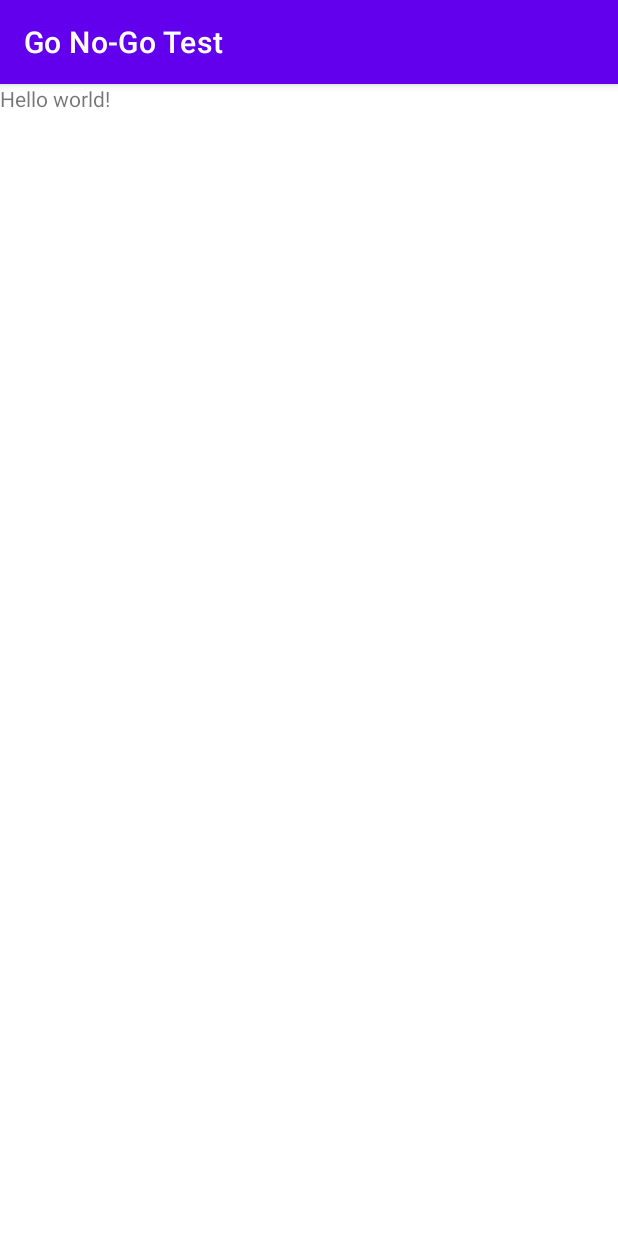
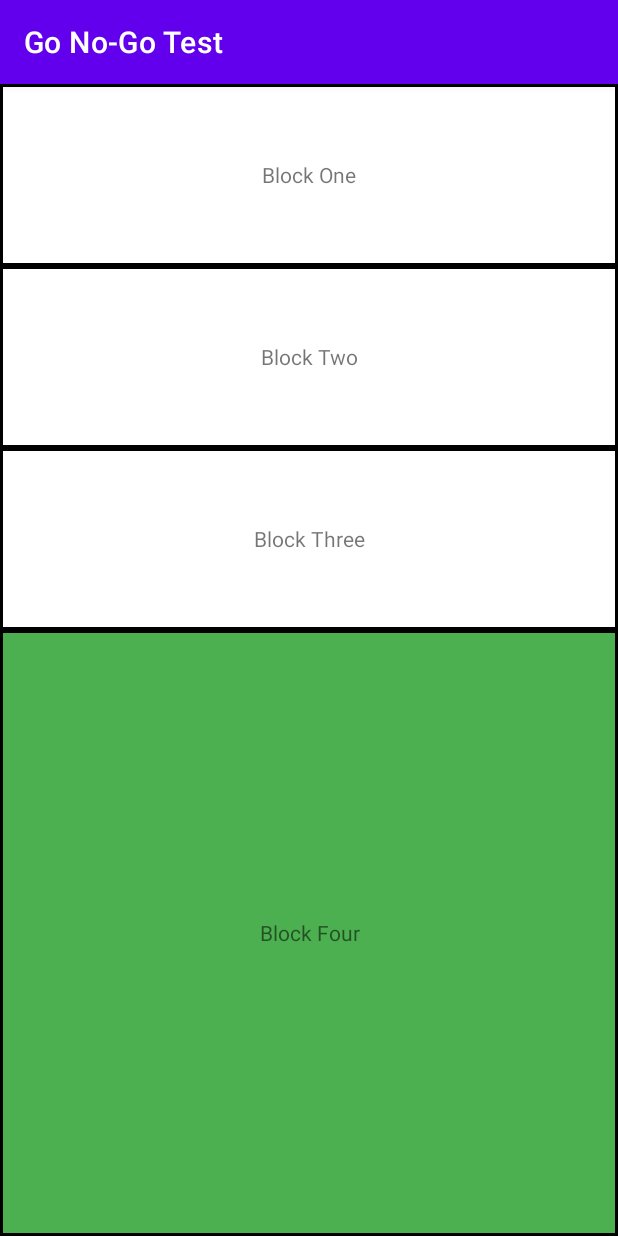
Before and after one commit to justenperdikis/cmsc436-group17, an Android app: the GoNoGoActivity screen opened directly, with no data from a screen before it, on a phone screen of 412 x 824 dp. Run offline under Robolectric (Android 15) with nearby library versions, the phone set to English and light mode, and no system bars.

Commit message:
First round of UI building, simple test for onClick with color change

```diff
--- a/Group17_GoNoGo/app/src/main/java/com/example/group17_gonogo/GoNoGoActivity.kt
+++ b/Group17_GoNoGo/app/src/main/java/com/example/group17_gonogo/GoNoGoActivity.kt
@@ -1,12 +1,41 @@
 package com.example.group17_gonogo
 
+import android.graphics.Color
 import android.os.Bundle
+import android.view.View
+import android.widget.TextView
 import androidx.appcompat.app.AppCompatActivity
+import androidx.core.content.ContextCompat
 
 class GoNoGoActivity: AppCompatActivity() {
+
+    private lateinit var viewToClick: TextView
+
+    private lateinit var colorGreen: Color
+    private lateinit var colorRed: Color
+
     override fun onCreate(savedInstanceState: Bundle?) {
         super.onCreate(savedInstanceState)
         setContentView(R.layout.go_no_go)
+
+        viewToClick = findViewById(R.id.block_four)
+
+        // May add accessibility option for colorblind users -- if so, will need to change var names
+        // because these colors will not be green and red
+        colorGreen = Color.valueOf(ContextCompat.getColor(applicationContext, R.color.green))
+        colorRed = Color.valueOf(ContextCompat.getColor(applicationContext, R.color.red))
+
+        var isGreen = true
+
+        viewToClick.setOnClickListener {
+            isGreen = if (isGreen) {
+                it.setBackgroundColor(colorRed.toArgb())
+                false
+            } else {
+                it.setBackgroundColor(colorGreen.toArgb())
+                true
+            }
+        }
     }
 
     companion object {
--- a/Group17_GoNoGo/app/src/main/res/layout/go_no_go.xml
+++ b/Group17_GoNoGo/app/src/main/res/layout/go_no_go.xml
@@ -1,10 +1,58 @@
 <?xml version="1.0" encoding="utf-8"?>
-<androidx.constraintlayout.widget.ConstraintLayout
-    xmlns:android="http://schemas.android.com/apk/res/android" android:layout_width="match_parent"
-    android:layout_height="match_parent">
+<androidx.constraintlayout.widget.ConstraintLayout xmlns:android="http://schemas.android.com/apk/res/android"
+    xmlns:app="http://schemas.android.com/apk/res-auto"
+    android:id="@+id/constraintLayout"
+    android:layout_width="match_parent"
+    android:layout_height="match_parent"
+    android:background="@color/divider">
+
     <TextView
+        android:id="@+id/block_one"
         android:layout_width="match_parent"
-        android:layout_height="match_parent"
-        android:text="Hello world!"
-        />
+        android:layout_height="0dp"
+        android:layout_margin="2dp"
+        android:background="@color/white"
+        android:padding="16dp"
+        android:gravity="center"
+        android:text="Block One"
+        app:layout_constraintTop_toTopOf="parent"
+        app:layout_constraintBottom_toTopOf="@id/block_two"/>
+
+    <TextView
+        android:id="@+id/block_two"
+        android:layout_width="match_parent"
+        android:layout_height="0dp"
+        android:layout_margin="2dp"
+        android:background="@color/white"
+        android:padding="16dp"
+        android:gravity="center"
+        android:text="Block Two"
+        app:layout_constraintTop_toBottomOf="@id/block_one"
+        app:layout_constraintBottom_toTopOf="@id/block_three"/>
+
+    <TextView
+        android:id="@+id/block_three"
+        android:layout_width="match_parent"
+        android:layout_height="0dp"
+        android:layout_margin="2dp"
+        android:background="@color/white"
+        android:padding="16dp"
+        android:gravity="center"
+        android:text="Block Three"
+        app:layout_constraintTop_toBottomOf="@id/block_two"
+        app:layout_constraintBottom_toTopOf="@id/block_four"/>
+
+
+    <TextView
+        android:id="@+id/block_four"
+        android:layout_width="match_parent"
+        android:layout_height="400dp"
+        android:layout_margin="2dp"
+        android:background="@color/green"
+        android:padding="16dp"
+        android:gravity="center"
+        android:text="Block Four"
+        app:layout_constraintTop_toBottomOf="@id/block_three"
+        app:layout_constraintBottom_toBottomOf="parent"/>
+
 </androidx.constraintlayout.widget.ConstraintLayout>
--- a/Group17_GoNoGo/app/src/main/res/values/colors.xml
+++ b/Group17_GoNoGo/app/src/main/res/values/colors.xml
@@ -7,4 +7,7 @@
     <color name="teal_700">#FF018786</color>
     <color name="black">#FF000000</color>
     <color name="white">#FFFFFFFF</color>
+    <color name="divider">#000000</color>
+    <color name="green">#4CAF50</color>
+    <color name="red">#C3190C</color>
 </resources>
```
